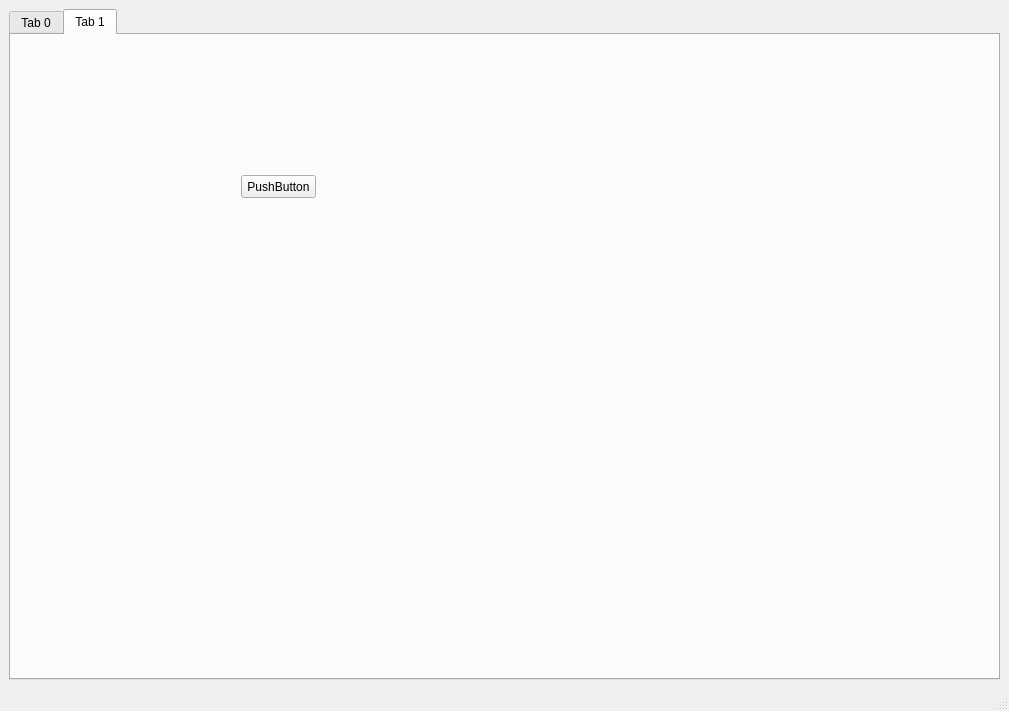
Qt form uis/mainWindow.ui (JakubBurczyk/AD_SpotifyAnalyzer) before a commit.
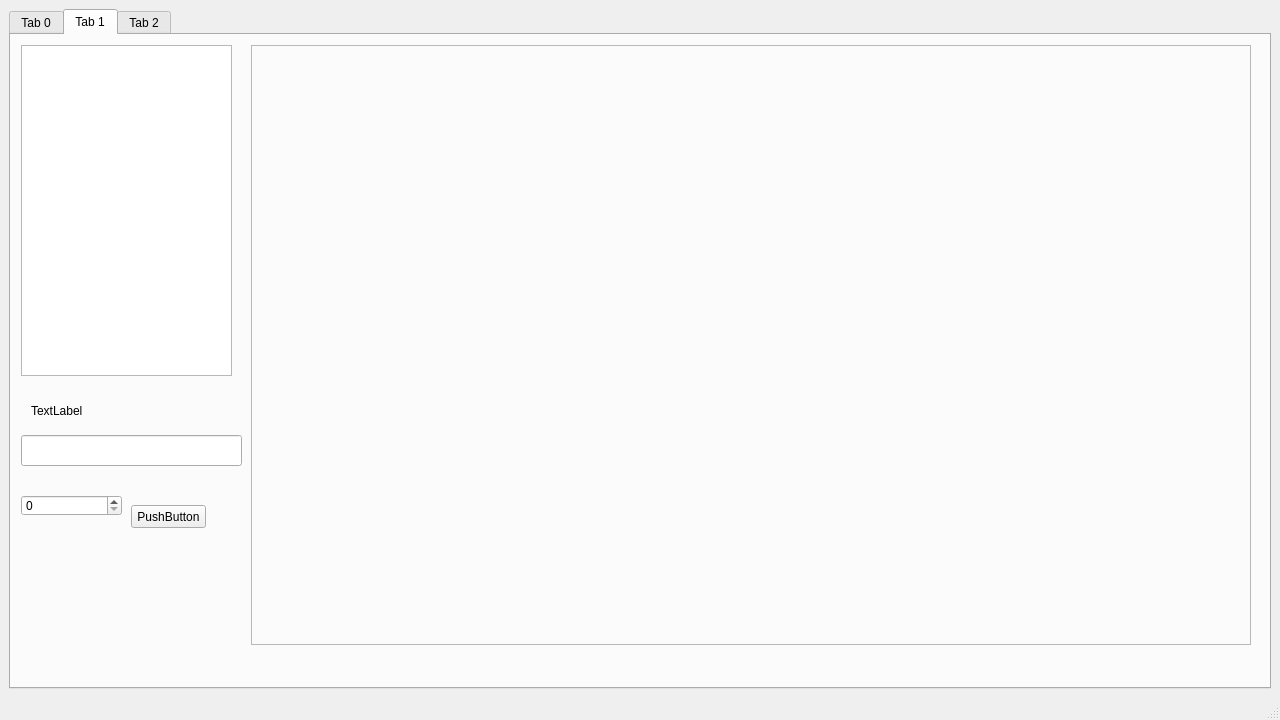
The same form after that commit. The open tabs and pages were chosen to show the change.

```diff
--- a/uis/mainWindow.ui
+++ b/uis/mainWindow.ui
@@ -6,14 +6,50 @@
    <rect>
     <x>0</x>
     <y>0</y>
-    <width>1009</width>
-    <height>711</height>
+    <width>1280</width>
+    <height>720</height>
    </rect>
   </property>
+  <property name="sizePolicy">
+   <sizepolicy hsizetype="Fixed" vsizetype="Fixed">
+    <horstretch>0</horstretch>
+    <verstretch>0</verstretch>
+   </sizepolicy>
+  </property>
+  <property name="minimumSize">
+   <size>
+    <width>1280</width>
+    <height>720</height>
+   </size>
+  </property>
+  <property name="maximumSize">
+   <size>
+    <width>1280</width>
+    <height>720</height>
+   </size>
+  </property>
+  <property name="baseSize">
+   <size>
+    <width>1280</width>
+    <height>720</height>
+   </size>
+  </property>
   <property name="windowTitle">
    <string>MainWindow</string>
   </property>
+  <property name="documentMode">
+   <bool>false</bool>
+  </property>
+  <property name="tabShape">
+   <enum>QTabWidget::Rounded</enum>
+  </property>
   <widget class="QWidget" name="centralwidget">
+   <property name="sizePolicy">
+    <sizepolicy hsizetype="Fixed" vsizetype="Fixed">
+     <horstretch>0</horstretch>
+     <verstretch>0</verstretch>
+    </sizepolicy>
+   </property>
    <layout class="QGridLayout" name="gridLayout">
     <item row="0" column="0">
      <widget class="QTabWidget" name="tabWidget_main">
@@ -36,11 +72,16 @@
        <attribute name="title">
         <string>Tab 0</string>
        </attribute>
+      </widget>
+      <widget class="QWidget" name="tab_1">
+       <attribute name="title">
+        <string>Tab 1</string>
+       </attribute>
        <widget class="QPushButton" name="pushButton">
         <property name="geometry">
          <rect>
-          <x>320</x>
-          <y>490</y>
+          <x>120</x>
+          <y>470</y>
           <width>75</width>
           <height>23</height>
          </rect>
@@ -52,9 +93,9 @@
        <widget class="QListWidget" name="listWidget">
         <property name="geometry">
          <rect>
-          <x>20</x>
-          <y>20</y>
-          <width>251</width>
+          <x>10</x>
+          <y>10</y>
+          <width>211</width>
           <height>331</height>
          </rect>
         </property>
@@ -80,22 +121,34 @@
          <bool>false</bool>
         </property>
        </widget>
-       <widget class="QWidget" name="verticalLayoutWidget">
+       <widget class="QFrame" name="verticalFrame">
         <property name="geometry">
          <rect>
-          <x>320</x>
-          <y>20</y>
-          <width>651</width>
-          <height>461</height>
+          <x>240</x>
+          <y>10</y>
+          <width>1000</width>
+          <height>600</height>
          </rect>
         </property>
+        <property name="minimumSize">
+         <size>
+          <width>800</width>
+          <height>600</height>
+         </size>
+        </property>
+        <property name="frameShape">
+         <enum>QFrame::StyledPanel</enum>
+        </property>
+        <property name="frameShadow">
+         <enum>QFrame::Sunken</enum>
+        </property>
         <layout class="QVBoxLayout" name="plot1"/>
        </widget>
        <widget class="QLabel" name="label">
         <property name="geometry">
          <rect>
-          <x>40</x>
-          <y>380</y>
+          <x>20</x>
+          <y>360</y>
           <width>141</width>
           <height>31</height>
          </rect>
@@ -107,17 +160,27 @@
        <widget class="QLineEdit" name="lineEdit">
         <property name="geometry">
          <rect>
-          <x>30</x>
-          <y>450</y>
+          <x>10</x>
+          <y>400</y>
           <width>221</width>
           <height>31</height>
          </rect>
         </property>
        </widget>
+       <widget class="QSpinBox" name="spinBox">
+        <property name="geometry">
+         <rect>
+          <x>10</x>
+          <y>460</y>
+          <width>101</width>
+          <height>21</height>
+         </rect>
+        </property>
+       </widget>
       </widget>
-      <widget class="QWidget" name="tab_1">
+      <widget class="QWidget" name="tab_2">
        <attribute name="title">
-        <string>Tab 1</string>
+        <string>Tab 2</string>
        </attribute>
        <widget class="QPushButton" name="pushButton_2">
         <property name="geometry">
```
Left out of the diff: 4 changed lines with no effect on the pictures.
